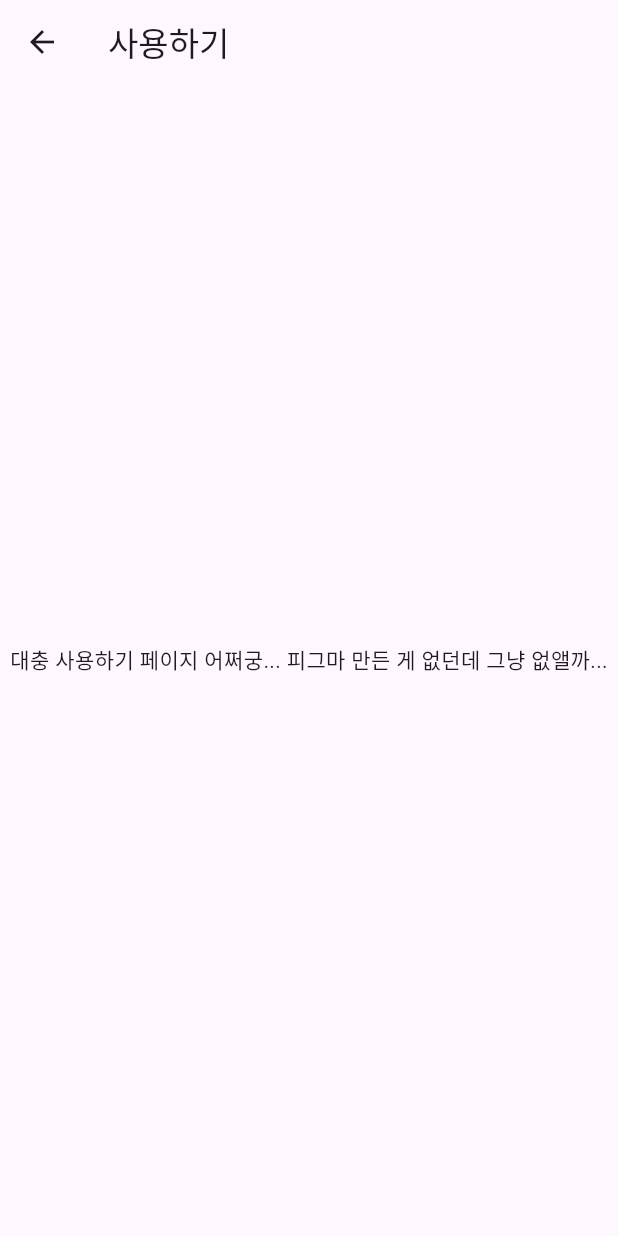
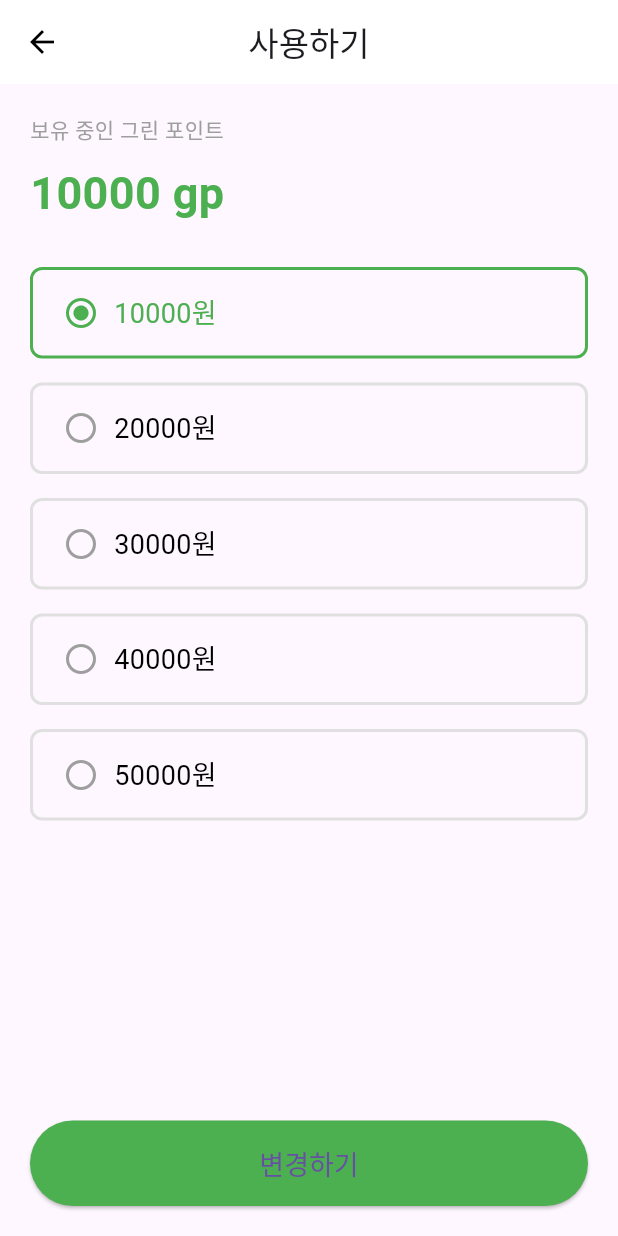
Before and after one commit to jhk3261/B-Naeng, a Flutter app: the screen it shows after launch, item 5 of the bottom bar chosen, after a tap on "사용하기", on a phone screen of 412 x 824 dp. Run offline on Flutter 3.47's test engine with Material 3 defaults, Android fonts, the phone set to English and light mode, and no system bars; our stand-ins replace camera; Roboto replaces fonts that are missing (GmarketSansMedium).

Commit message:
front 영역 추가

```diff
--- a/frontend/lib/Pages/mypage.dart
+++ b/frontend/lib/Pages/mypage.dart
@@ -28,6 +28,132 @@
   _ProfilePageState createState() => _ProfilePageState(cameras: cameras);
 }
 
+// 사용하기 페이지
+class UsePointsPage extends StatefulWidget {
+  const UsePointsPage({super.key});
+
+  @override
+  _UsePointsPageState createState() => _UsePointsPageState();
+}
+
+class _UsePointsPageState extends State<UsePointsPage> {
+  int _selectedAmount = 10000; // 초기값 설정
+
+  @override
+  Widget build(BuildContext context) {
+    return Scaffold(
+      appBar: AppBar(
+        title: const Text('사용하기'),
+        backgroundColor: Colors.white,
+        elevation: 0, // 그림자 제거
+        centerTitle: true, // 제목을 가운데 정렬
+        leading: IconButton(
+          icon: const Icon(Icons.arrow_back, color: Colors.black),
+          onPressed: () {
+            Navigator.of(context).pop();
+          },
+        ),
+      ),
+      body: Padding(
+        padding: const EdgeInsets.all(20.0),
+        child: Column(
+          crossAxisAlignment: CrossAxisAlignment.start,
+          children: [
+            const Text(
+              '보유 중인 그린 포인트',
+              style: TextStyle(
+                fontSize: 14,
+                color: Colors.grey,
+              ),
+            ),
+            const SizedBox(height: 10),
+            const Text(
+              '10000 gp',
+              style: TextStyle(
+                fontSize: 30,
+                fontWeight: FontWeight.bold,
+                color: Color(0xFF4CAF50), // 녹색
+              ),
+            ),
+            const SizedBox(height: 20),
+            Expanded(
+              child: ListView(
+                children: [
+                  _buildRadioButton(10000, '10000원'),
+                  _buildRadioButton(20000, '20000원'),
+                  _buildRadioButton(30000, '30000원'),
+                  _buildRadioButton(40000, '40000원'),
+                  _buildRadioButton(50000, '50000원'),
+                ],
+              ),
+            ),
+            const SizedBox(height: 20),
+            Center(
+              child: ElevatedButton(
+                onPressed: () {
+                  // 변경하기 버튼 클릭 시 처리할 로직
+                },
+                style: ElevatedButton.styleFrom(
+                  backgroundColor: const Color(0xFF4CAF50), // 녹색
+                  padding: const EdgeInsets.symmetric(vertical: 15.0),
+                  textStyle: const TextStyle(fontSize: 18),
+                  minimumSize: const Size(double.infinity, 50), // 버튼 가로 채우기
+                ),
+                child: const Text('변경하기'),
+              ),
+            ),
+          ],
+        ),
+      ),
+    );
+  }
+
+  Widget _buildRadioButton(int value, String label) {
+    return GestureDetector(
+      onTap: () {
+        setState(() {
+          _selectedAmount = value;
+        });
+      },
+      child: Container(
+        margin: const EdgeInsets.symmetric(vertical: 8.0),
+        padding: const EdgeInsets.symmetric(vertical: 15.0, horizontal: 20.0),
+        decoration: BoxDecoration(
+          border: Border.all(
+            color: _selectedAmount == value
+                ? const Color(0xFF4CAF50)
+                : Colors.grey.shade300,
+            width: 2,
+          ),
+          borderRadius: BorderRadius.circular(8.0),
+        ),
+        child: Row(
+          children: [
+            Icon(
+              _selectedAmount == value
+                  ? Icons.radio_button_checked
+                  : Icons.radio_button_unchecked,
+              color: _selectedAmount == value
+                  ? const Color(0xFF4CAF50)
+                  : Colors.grey,
+            ),
+            const SizedBox(width: 10),
+            Text(
+              label,
+              style: TextStyle(
+                fontSize: 18,
+                color: _selectedAmount == value
+                    ? const Color(0xFF4CAF50)
+                    : Colors.black,
+              ),
+            ),
+          ],
+        ),
+      ),
+    );
+  }
+}
+
 class _ProfilePageState extends State<ProfilePage> {
   final List<CameraDescription> cameras;
 
@@ -38,6 +164,87 @@
     setState(() {
       isScrapExpanded = !isScrapExpanded;
     });
+  }
+
+  // 냉장고 팝업
+  void showFridgeDetails(BuildContext context) {
+    showDialog(
+      context: context,
+      builder: (BuildContext context) {
+        return Dialog(
+          shape: RoundedRectangleBorder(
+            borderRadius: BorderRadius.circular(10),
+          ),
+          child: Container(
+            padding: const EdgeInsets.all(16.0),
+            height: 300, // 필요에 따라 높이 조정 가능
+            child: Column(
+              crossAxisAlignment: CrossAxisAlignment.start,
+              children: [
+                Row(
+                  mainAxisAlignment: MainAxisAlignment.spaceBetween,
+                  children: [
+                    const Text(
+                      '냉장고 소유 목록',
+                      style: TextStyle(
+                        fontSize: 18,
+                        fontWeight: FontWeight.bold,
+                      ),
+                    ),
+                    GestureDetector(
+                      onTap: () {
+                        Navigator.of(context).pop(); // 다이얼로그 닫기
+                      },
+                      child: const Icon(Icons.close, color: Colors.black),
+                    ),
+                  ],
+                ),
+                const SizedBox(height: 20),
+                Expanded(
+                  child: ListView(
+                    children: [
+                      ListTile(
+                        title: const Text(
+                          '현재 선택된 냉장고',
+                          style: TextStyle(color: Colors.green),
+                        ),
+                        trailing: const Text(
+                          '관리',
+                          style: TextStyle(color: Colors.grey),
+                        ),
+                        onTap: () {
+                          // 여기에서 필요한 로직 구현
+                        },
+                      ),
+                      ListTile(
+                        title: const Text('2번 냉장고'),
+                        trailing: const Text(
+                          '관리',
+                          style: TextStyle(color: Colors.grey),
+                        ),
+                        onTap: () {
+                          // 여기에서 필요한 로직 구현
+                        },
+                      ),
+                      ListTile(
+                        title: const Text('3번 냉장고'),
+                        trailing: const Text(
+                          '관리',
+                          style: TextStyle(color: Colors.grey),
+                        ),
+                        onTap: () {
+                          // 여기에서 필요한 로직 구현
+                        },
+                      ),
+                    ],
+                  ),
+                ),
+              ],
+            ),
+          ),
+        );
+      },
+    );
   }
 
   @override
@@ -152,69 +359,10 @@
                   ),
                 ),
 
-                // 가족 구성원 및 냉장고 섹션
+                // 냉장고 섹션
                 const SizedBox(height: 30),
                 Row(
                   children: [
-                    Expanded(
-                      child: Column(
-                        crossAxisAlignment: CrossAxisAlignment.center,
-                        children: [
-                          CircleAvatar(
-                            radius: 30,
-                            backgroundColor: Colors.transparent,
-                            child: Image.asset(
-                              'assets/images/family.png',
-                              width: 43,
-                              height: 43,
-                            ),
-                          ),
-                          const SizedBox(height: 8),
-                          Row(
-                            mainAxisAlignment: MainAxisAlignment.center,
-                            children: [
-                              const SizedBox(width: 15),
-                              const Text(
-                                '가족 구성원',
-                                style: TextStyle(
-                                  fontSize: 13,
-                                  fontFamily: 'GmarketSansMedium',
-                                ),
-                              ),
-                              const SizedBox(width: 4),
-                              const Text(
-                                '4',
-                                style: TextStyle(
-                                  fontSize: 17,
-                                  fontFamily: 'GmarketSansBold',
-                                ),
-                              ),
-                              const SizedBox(width: 2),
-                              const Text(
-                                '명',
-                                style: TextStyle(
-                                  fontSize: 13,
-                                  fontFamily: 'GmarketSansMedium',
-                                ),
-                              ),
-                              const SizedBox(width: 3),
-                              Image.asset(
-                                'assets/images/rightArrow.png',
-                                width: 18,
-                                height: 18,
-                              ),
-                            ],
-                          ),
-                        ],
-                      ),
-                    ),
-                    Container(
-                      width: 1,
-                      height: 90,
-                      color: const Color.fromARGB(255, 173, 173, 173),
-                      margin: const EdgeInsets.symmetric(horizontal: 16),
-                    ),
-                    // Fridge Information
                     Expanded(
                       child: Column(
                         crossAxisAlignment: CrossAxisAlignment.center,
@@ -258,13 +406,8 @@
                               const SizedBox(width: 3),
                               GestureDetector(
                                 onTap: () {
-                                  Navigator.push(
-                                    context,
-                                    MaterialPageRoute(
-                                      builder: (context) =>
-                                          QRScan(cameras: cameras),
-                                    ),
-                                  );
+                                  showFridgeDetails(
+                                      context); // 화살표 아이콘을 클릭했을 때 다이얼로그를 표시
                                 },
                                 child: Image.asset(
                                   'assets/images/rightArrow.png',
@@ -274,7 +417,7 @@
                               ),
                               const SizedBox(width: 10),
                             ],
-                          ),
+                          )
                         ],
                       ),
                     ),
@@ -469,23 +612,6 @@
   }
 }
 
-// 사용하기 페이지 (임시)
-class UsePointsPage extends StatelessWidget {
-  const UsePointsPage({super.key});
-
-  @override
-  Widget build(BuildContext context) {
-    return Scaffold(
-      appBar: AppBar(
-        title: const Text('사용하기'),
-      ),
-      body: const Center(
-        child: Text('대충 사용하기 페이지 어쩌궁... 피그마 만든 게 없던데 그냥 없앨까...'),
-      ),
-    );
-  }
-}
-
 class ScrapItem extends StatelessWidget {
   final String image;
   final String title;
```
Also changed, not shown: 1 other file.
